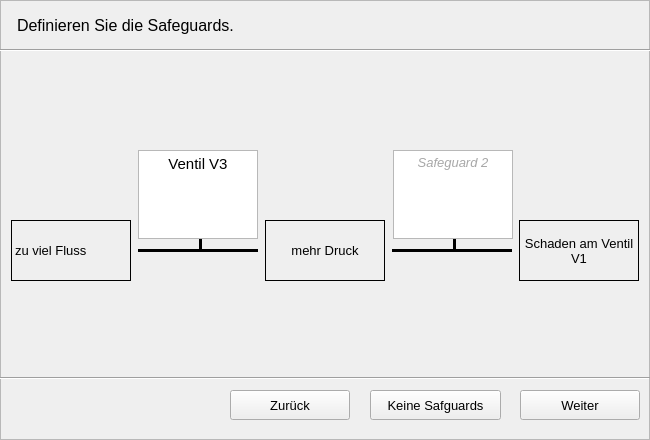
Qt form Code/wizard_4.ui (MSPietsch/HMI) before a commit.
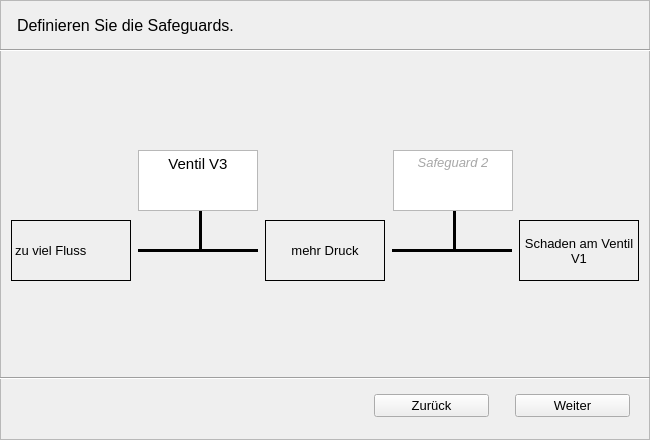
The same form after that commit.

The edit to the form file:
```diff
--- a/Code/wizard_4.ui
+++ b/Code/wizard_4.ui
@@ -175,7 +175,7 @@
       <x>10</x>
       <y>150</y>
       <width>631</width>
-      <height>89</height>
+      <height>61</height>
      </rect>
     </property>
     <layout class="QHBoxLayout" name="horizontalLayout_3">
@@ -348,51 +348,6 @@
      <string>Definieren Sie die Safeguards.</string>
     </property>
    </widget>
-   <widget class="QPushButton" name="weiterButton">
-    <property name="geometry">
-     <rect>
-      <x>520</x>
-      <y>390</y>
-      <width>120</width>
-      <height>30</height>
-     </rect>
-    </property>
-    <property name="text">
-     <string>Weiter</string>
-    </property>
-   </widget>
-   <widget class="QPushButton" name="zuruckButton">
-    <property name="enabled">
-     <bool>true</bool>
-    </property>
-    <property name="geometry">
-     <rect>
-      <x>230</x>
-      <y>390</y>
-      <width>120</width>
-      <height>30</height>
-     </rect>
-    </property>
-    <property name="text">
-     <string>Zurück</string>
-    </property>
-    <property name="checkable">
-     <bool>false</bool>
-    </property>
-   </widget>
-   <widget class="QPushButton" name="weiterButton_2">
-    <property name="geometry">
-     <rect>
-      <x>370</x>
-      <y>390</y>
-      <width>131</width>
-      <height>30</height>
-     </rect>
-    </property>
-    <property name="text">
-     <string>Keine Safguards</string>
-    </property>
-   </widget>
    <widget class="Line" name="line_6">
     <property name="geometry">
      <rect>
@@ -406,6 +361,95 @@
      <enum>Qt::Horizontal</enum>
     </property>
    </widget>
+   <widget class="QWidget" name="horizontalLayoutWidget_4">
+    <property name="geometry">
+     <rect>
+      <x>-1</x>
+      <y>375</y>
+      <width>651</width>
+      <height>61</height>
+     </rect>
+    </property>
+    <layout class="QHBoxLayout" name="horizontalLayout_2">
+     <item>
+      <spacer name="horizontalSpacer_2">
+       <property name="orientation">
+        <enum>Qt::Horizontal</enum>
+       </property>
+       <property name="sizeHint" stdset="0">
+        <size>
+         <width>40</width>
+         <height>20</height>
+        </size>
+       </property>
+      </spacer>
+     </item>
+     <item>
+      <widget class="QPushButton" name="zuruckButton">
+       <property name="enabled">
+        <bool>true</bool>
+       </property>
+       <property name="minimumSize">
+        <size>
+         <width>115</width>
+         <height>0</height>
+        </size>
+       </property>
+       <property name="text">
+        <string>Zurück</string>
+       </property>
+       <property name="checkable">
+        <bool>false</bool>
+       </property>
+      </widget>
+     </item>
+     <item>
+      <spacer name="verticalSpacer">
+       <property name="orientation">
+        <enum>Qt::Vertical</enum>
+       </property>
+       <property name="sizeType">
+        <enum>QSizePolicy::Fixed</enum>
+       </property>
+       <property name="sizeHint" stdset="0">
+        <size>
+         <width>20</width>
+         <height>40</height>
+        </size>
+       </property>
+      </spacer>
+     </item>
+     <item>
+      <widget class="QPushButton" name="weiterButton">
+       <property name="minimumSize">
+        <size>
+         <width>115</width>
+         <height>0</height>
+        </size>
+       </property>
+       <property name="text">
+        <string>Weiter</string>
+       </property>
+      </widget>
+     </item>
+     <item>
+      <spacer name="verticalSpacer_4">
+       <property name="orientation">
+        <enum>Qt::Vertical</enum>
+       </property>
+       <property name="sizeType">
+        <enum>QSizePolicy::Fixed</enum>
+       </property>
+       <property name="sizeHint" stdset="0">
+        <size>
+         <width>20</width>
+         <height>40</height>
+        </size>
+       </property>
+      </spacer>
+     </item>
+    </layout>
+   </widget>
    <zorder>line_3</zorder>
    <zorder>line_4</zorder>
    <zorder>horizontalLayoutWidget_2</zorder>
```
Left out of the diff: 4 changed lines with no effect on the pictures.
